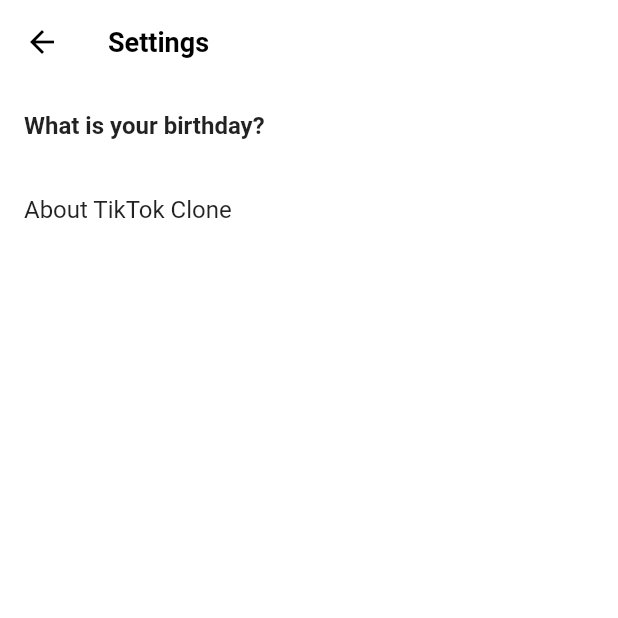
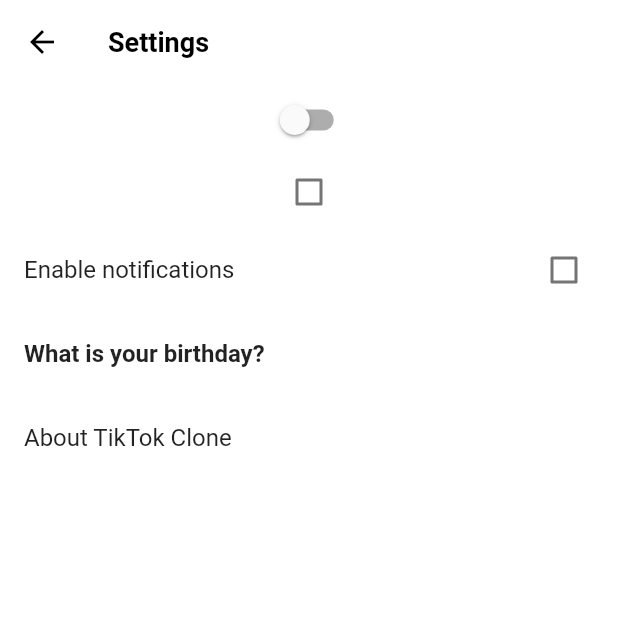
Before and after one commit to zak1ller/flutter_tiktok_clone_for_study, a Flutter app: the SettingsView screen opened directly, on a phone screen of 412 x 824 dp, the top half of it. Run offline on Flutter 3.47's test engine with Material 2 defaults, Android fonts, the phone set to English and light mode, and no system bars; our stand-ins replace font_awesome_flutter, video_player, visibility_detector; network calls fail.

```diff
--- a/lib/featurs/settings/settings_view.dart
+++ b/lib/featurs/settings/settings_view.dart
@@ -1,7 +1,21 @@
 import 'package:flutter/material.dart';
 
-class SettingsView extends StatelessWidget {
+class SettingsView extends StatefulWidget {
   const SettingsView({super.key});
+
+  @override
+  State<SettingsView> createState() => _SettingsViewState();
+}
+
+class _SettingsViewState extends State<SettingsView> {
+  bool _notifications = false;
+
+  void _onNoficationsChange(bool? newValue) {
+    if (newValue == null) return;
+    setState(() {
+      _notifications = newValue;
+    });
+  }
 
   @override
   Widget build(BuildContext context) {
@@ -11,19 +25,27 @@ class SettingsView extends StatelessWidget {
       ),
       body: ListView(
         children: [
+          Switch(value: _notifications, onChanged: _onNoficationsChange),
+          Checkbox(value: _notifications, onChanged: _onNoficationsChange),
+          CheckboxListTile(
+            value: _notifications,
+            onChanged: _onNoficationsChange,
+            title: const Text("Enable notifications"),
+            activeColor: Colors.black,
+          ),
           ListTile(
             onTap: () async {
-              final date = await showDatePicker(
+              showDatePicker(
                 context: context,
                 initialDate: DateTime.now(),
                 firstDate: DateTime(1980),
                 lastDate: DateTime.now(),
               );
-              final time = await showTimePicker(
+              showTimePicker(
                 context: context,
                 initialTime: TimeOfDay.now(),
               );
-              final booking = await showDateRangePicker(
+              showDateRangePicker(
                 context: context,
                 firstDate: DateTime(1980),
                 lastDate: DateTime.now(),
```
